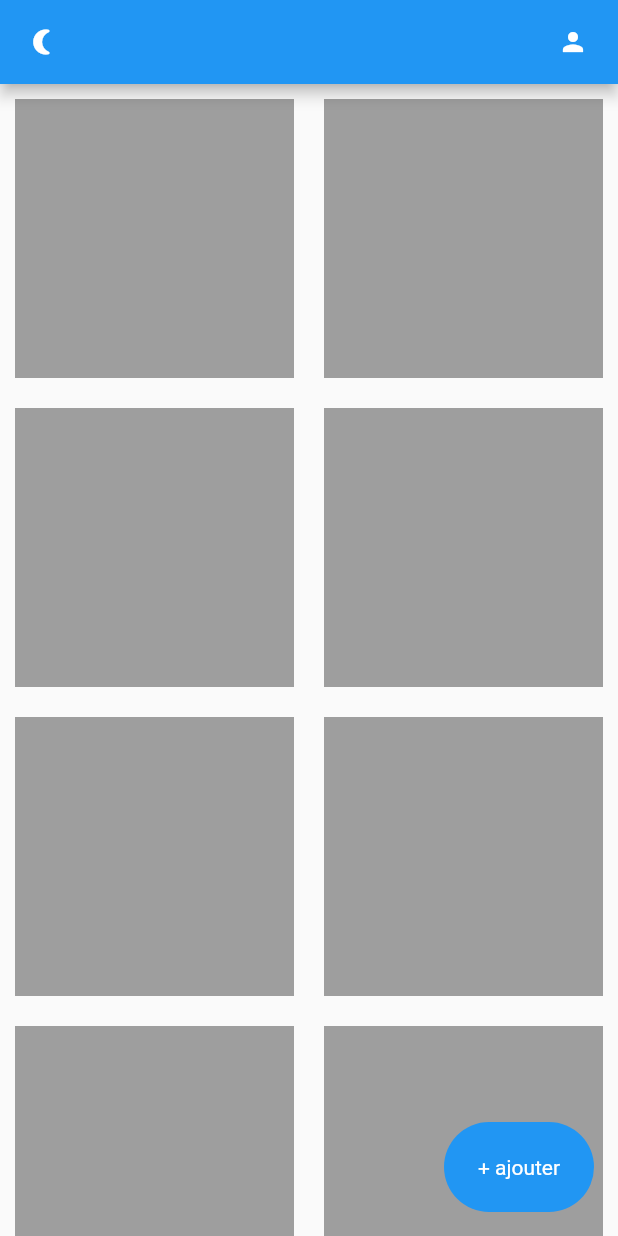
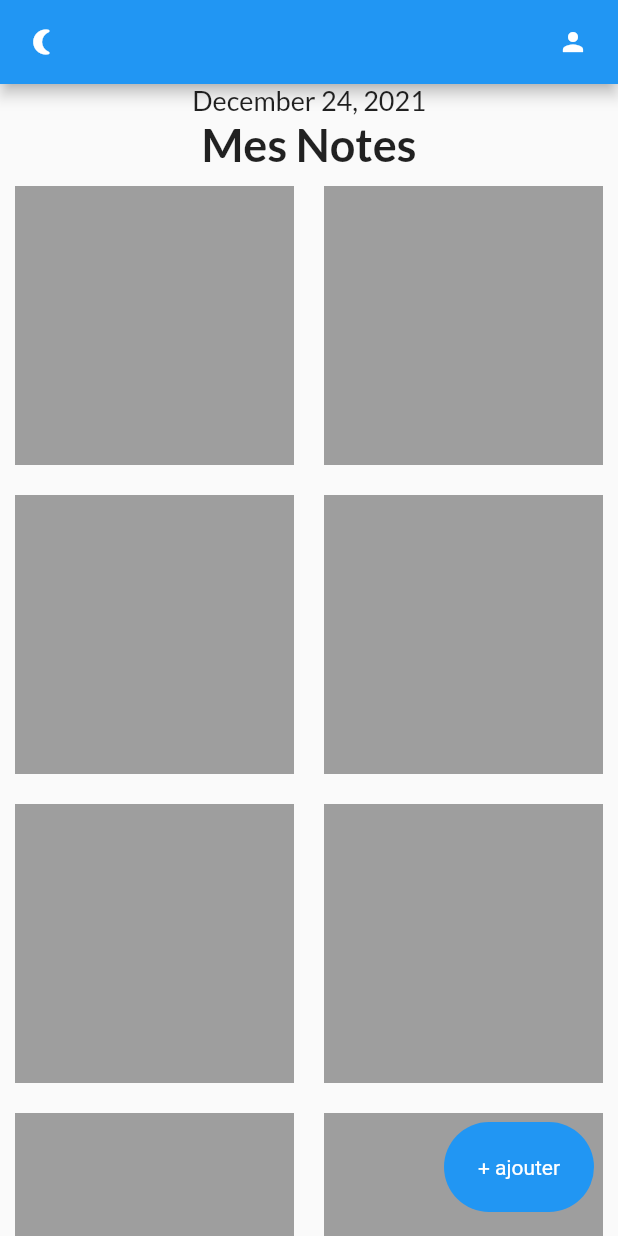
Before and after one commit to leonardfrot/project, a Flutter app: the HomePage screen opened directly, on a phone screen of 412 x 824 dp. Run offline on Flutter 3.47's test engine with Material 2 defaults, Android fonts, the phone set to English and light mode, and no system bars; our stand-ins replace cloud_firestore, firebase_auth, firebase_core, get, get_storage, google_fonts; accounts and stored records are empty.

Commit message:
page avec gridview

```diff
--- a/lib/view/hompage.dart
+++ b/lib/view/hompage.dart
@@ -28,7 +28,18 @@ class HomePage_State extends State<HomePage> {
         // ignore: prefer_const_literals_to_create_immutables
         body:
 
-        Container(
+
+          Column(
+            children: [
+                Text(DateFormat.yMMMMd().format(DateTime.now(),
+
+                ), style: subHeadingStyle,
+
+                ),
+                Text("Mes Notes",
+                style: HeadingStyle),
+
+              Flexible(
                 child: GridView.builder(gridDelegate: SliverGridDelegateWithFixedCrossAxisCount(crossAxisCount: 2), itemCount: 10,
                                           itemBuilder: (_,index){
                                             return Container(
@@ -37,13 +48,16 @@ class HomePage_State extends State<HomePage> {
                                               color: Colors.grey
                                             );
                                           }),
-        )
+              ),
+            ],
+          ),
 
 
 
 
 
-         ,
+
+
 
 
 
```
Lines whose indentation alone changed are shown as unchanged.
